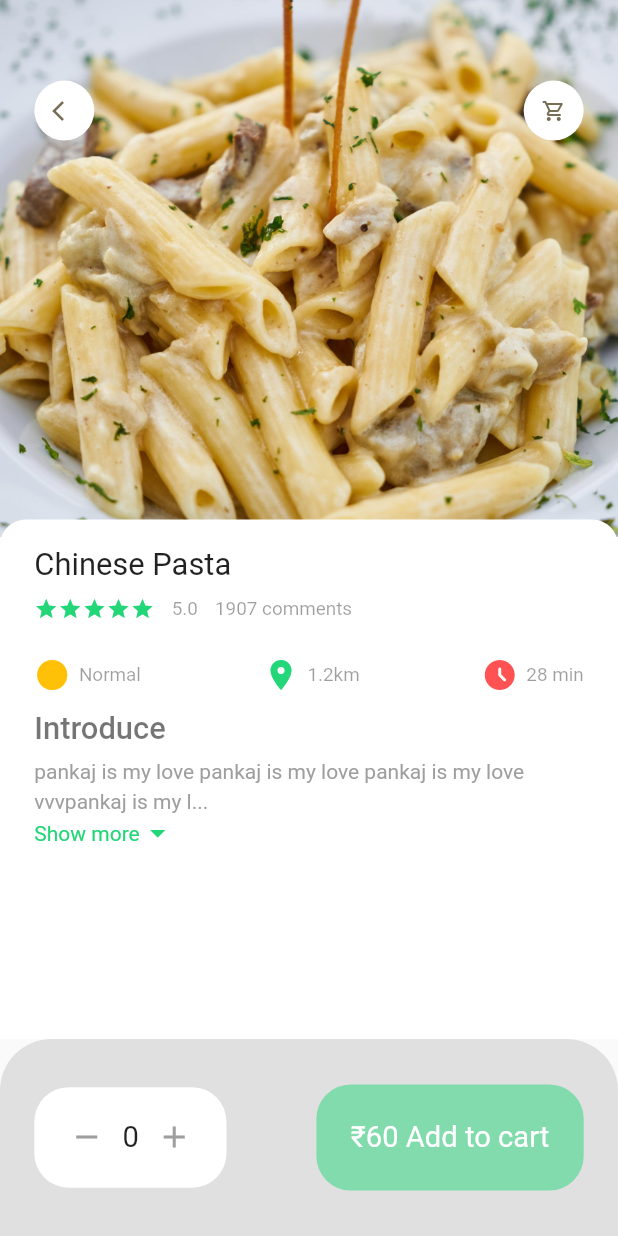
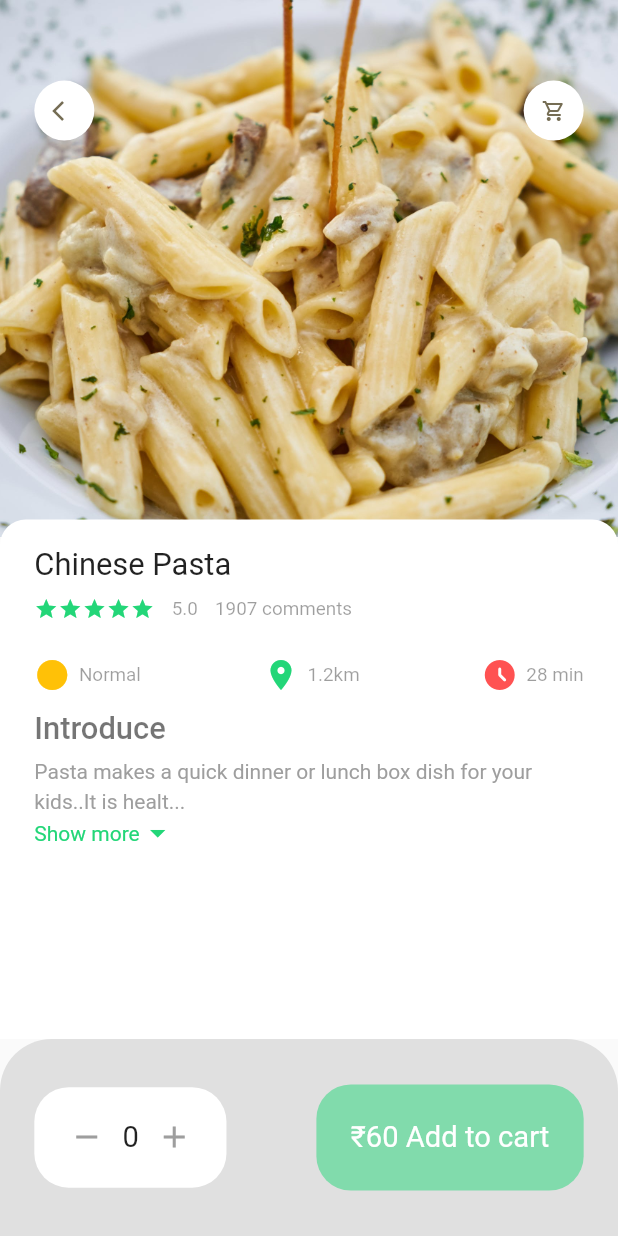
Before and after one commit to banku27/Delivery_App-Ecommerce-, a Flutter app: the screen it shows after launch, on a phone screen of 412 x 824 dp. Run offline on Flutter 3.47's test engine with Material 2 defaults, Android fonts, the phone set to English and light mode, and no system bars; our stand-ins replace dots_indicator, flutter_screenutil.

Commit message:
updated popular food detail page

```diff
--- a/lib/pages/home/food/popular_food_detail_page.dart
+++ b/lib/pages/home/food/popular_food_detail_page.dart
@@ -73,7 +73,7 @@ class PopularFoodDetail extends StatelessWidget {
                     child: SingleChildScrollView(
                       child: ExpandableTextWidget(
                           text:
-                              'pankaj is my love pankaj is my love pankaj is my love vvvpankaj is my love pankaj is my love pankaj is my love'),
+                              'Pasta makes a quick dinner or lunch box dish for your kids..It is healthy and filling at the same time, plus your kids will love it for sure. And you can almost add anything, any vegetables in the pasta. Pasta is quite bland on its own, so it picks up the flavours which you add beautifully.'),
                     ),
                   )
                 ],
```
